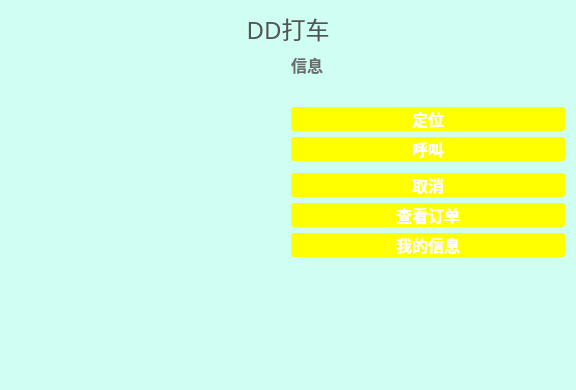
The window that DDTaxi/callwidget.ui (Myway01/DD) describes before a commit, drawn with Qt 5.
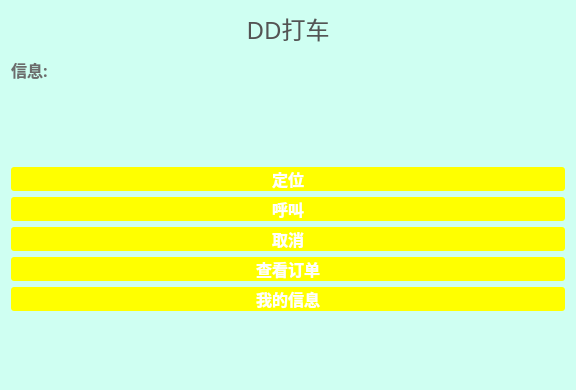
The same window after the commit.

The edit to the form file:
```diff
--- a/DDTaxi/callwidget.ui
+++ b/DDTaxi/callwidget.ui
@@ -98,9 +98,34 @@
   <property name="autoFillBackground">
    <bool>true</bool>
   </property>
-  <layout class="QGridLayout" name="gridLayout">
-   <item row="5" column="0" rowspan="2" colspan="2">
-    <widget class="QLabel" name="label_state">
+  <layout class="QGridLayout" name="gridLayout" rowstretch="1,1,2,1,1,1,1,1,2" columnstretch="3,5">
+   <item row="0" column="0">
+    <widget class="QLabel" name="label_DD">
+     <property name="sizePolicy">
+      <sizepolicy hsizetype="Preferred" vsizetype="Preferred">
+       <horstretch>0</horstretch>
+       <verstretch>0</verstretch>
+      </sizepolicy>
+     </property>
+     <property name="font">
+      <font>
+       <family>华文行楷</family>
+       <pointsize>18</pointsize>
+      </font>
+     </property>
+     <property name="styleSheet">
+      <string notr="true">color: rgb(84, 84, 84);</string>
+     </property>
+     <property name="text">
+      <string>DD打车</string>
+     </property>
+     <property name="alignment">
+      <set>Qt::AlignCenter</set>
+     </property>
+    </widget>
+   </item>
+   <item row="1" column="0">
+    <widget class="QLabel" name="label_2">
      <property name="palette">
       <palette>
        <active>
@@ -141,33 +166,35 @@
      <property name="font">
       <font>
        <family>微软雅黑</family>
-      </font>
-     </property>
-     <property name="text">
-      <string/>
-     </property>
-    </widget>
-   </item>
-   <item row="6" column="1">
-    <widget class="QPushButton" name="pushButton_cancel">
-     <property name="font">
-      <font>
-       <family>微软雅黑</family>
        <pointsize>12</pointsize>
        <weight>75</weight>
        <bold>true</bold>
       </font>
      </property>
-     <property name="styleSheet">
-      <string notr="true">QPushButton {  background-color: rgb(255, 255, 0);color: rgb(255, 255, 255); border-radius: 3px; border-color: rgb(127, 127, 127); } QPushButton:hover { background-color: rgb(255, 255, 255);color: rgb(255, 255, 0);}
-</string>
+     <property name="text">
+      <string>信息:</string>
      </property>
+    </widget>
+   </item>
+   <item row="2" column="0">
+    <widget class="QLabel" name="label_info">
+     <property name="font">
+      <font>
+       <family>微软雅黑</family>
+       <pointsize>10</pointsize>
+       <weight>50</weight>
+       <bold>false</bold>
+      </font>
+     </property>
      <property name="text">
-      <string>取消</string>
+      <string/>
      </property>
+     <property name="alignment">
+      <set>Qt::AlignLeading|Qt::AlignLeft|Qt::AlignTop</set>
+     </property>
     </widget>
    </item>
-   <item row="3" column="1">
+   <item row="3" column="0">
     <widget class="QPushButton" name="pushButton_loc">
      <property name="sizePolicy">
       <sizepolicy hsizetype="Minimum" vsizetype="Fixed">
@@ -195,7 +222,7 @@
      </property>
     </widget>
    </item>
-   <item row="4" column="1">
+   <item row="4" column="0">
     <widget class="QPushButton" name="pushButton_call">
      <property name="font">
       <font>
@@ -214,8 +241,8 @@
      </property>
     </widget>
    </item>
-   <item row="8" column="1">
-    <widget class="QPushButton" name="pushButton_info">
+   <item row="5" column="0">
+    <widget class="QPushButton" name="pushButton_cancel">
      <property name="font">
       <font>
        <family>微软雅黑</family>
@@ -229,11 +256,11 @@
 </string>
      </property>
      <property name="text">
-      <string>我的信息</string>
+      <string>取消</string>
      </property>
     </widget>
    </item>
-   <item row="7" column="1">
+   <item row="6" column="0">
     <widget class="QPushButton" name="pushButton_order">
      <property name="font">
       <font>
@@ -252,7 +279,26 @@
      </property>
     </widget>
    </item>
-   <item row="9" column="0" colspan="2">
+   <item row="7" column="0">
+    <widget class="QPushButton" name="pushButton_info">
+     <property name="font">
+      <font>
+       <family>微软雅黑</family>
+       <pointsize>12</pointsize>
+       <weight>75</weight>
+       <bold>true</bold>
+      </font>
+     </property>
+     <property name="styleSheet">
+      <string notr="true">QPushButton {  background-color: rgb(255, 255, 0);color: rgb(255, 255, 255); border-radius: 3px; border-color: rgb(127, 127, 127); } QPushButton:hover { background-color: rgb(255, 255, 255);color: rgb(255, 255, 0);}
+</string>
+     </property>
+     <property name="text">
+      <string>我的信息</string>
+     </property>
+    </widget>
+   </item>
+   <item row="8" column="0">
     <spacer name="verticalSpacer">
      <property name="orientation">
       <enum>Qt::Vertical</enum>
@@ -265,100 +311,8 @@
      </property>
     </spacer>
    </item>
-   <item row="0" column="0" colspan="2">
-    <widget class="QLabel" name="label_DD">
-     <property name="sizePolicy">
-      <sizepolicy hsizetype="Preferred" vsizetype="Preferred">
-       <horstretch>0</horstretch>
-       <verstretch>0</verstretch>
-      </sizepolicy>
-     </property>
-     <property name="font">
-      <font>
-       <family>华文行楷</family>
-       <pointsize>18</pointsize>
-      </font>
-     </property>
-     <property name="styleSheet">
-      <string notr="true">color: rgb(84, 84, 84);</string>
-     </property>
-     <property name="text">
-      <string>DD打车</string>
-     </property>
-     <property name="alignment">
-      <set>Qt::AlignCenter</set>
-     </property>
-    </widget>
-   </item>
-   <item row="1" column="1">
-    <widget class="QLabel" name="label_2">
-     <property name="palette">
-      <palette>
-       <active>
-        <colorrole role="WindowText">
-         <brush brushstyle="SolidPattern">
-          <color alpha="255">
-           <red>108</red>
-           <green>108</green>
-           <blue>108</blue>
-          </color>
-         </brush>
-        </colorrole>
-       </active>
-       <inactive>
-        <colorrole role="WindowText">
-         <brush brushstyle="SolidPattern">
-          <color alpha="255">
-           <red>108</red>
-           <green>108</green>
-           <blue>108</blue>
-          </color>
-         </brush>
-        </colorrole>
-       </inactive>
-       <disabled>
-        <colorrole role="WindowText">
-         <brush brushstyle="SolidPattern">
-          <color alpha="255">
-           <red>120</red>
-           <green>120</green>
-           <blue>120</blue>
-          </color>
-         </brush>
-        </colorrole>
-       </disabled>
-      </palette>
-     </property>
-     <property name="font">
-      <font>
-       <family>微软雅黑</family>
-       <pointsize>12</pointsize>
-       <weight>75</weight>
-       <bold>true</bold>
-      </font>
-     </property>
-     <property name="text">
-      <string>信息</string>
-     </property>
-    </widget>
-   </item>
-   <item row="2" column="1">
-    <widget class="QLabel" name="label_info">
-     <property name="font">
-      <font>
-       <family>微软雅黑</family>
-       <pointsize>10</pointsize>
-       <weight>50</weight>
-       <bold>false</bold>
-      </font>
-     </property>
-     <property name="text">
-      <string/>
-     </property>
-     <property name="alignment">
-      <set>Qt::AlignLeading|Qt::AlignLeft|Qt::AlignTop</set>
-     </property>
-    </widget>
+   <item row="0" column="1" rowspan="9">
+    <layout class="QGridLayout" name="gridLayout_map"/>
    </item>
   </layout>
  </widget>
```
Left out of the diff: 3 changed lines with no effect on the pictures.
